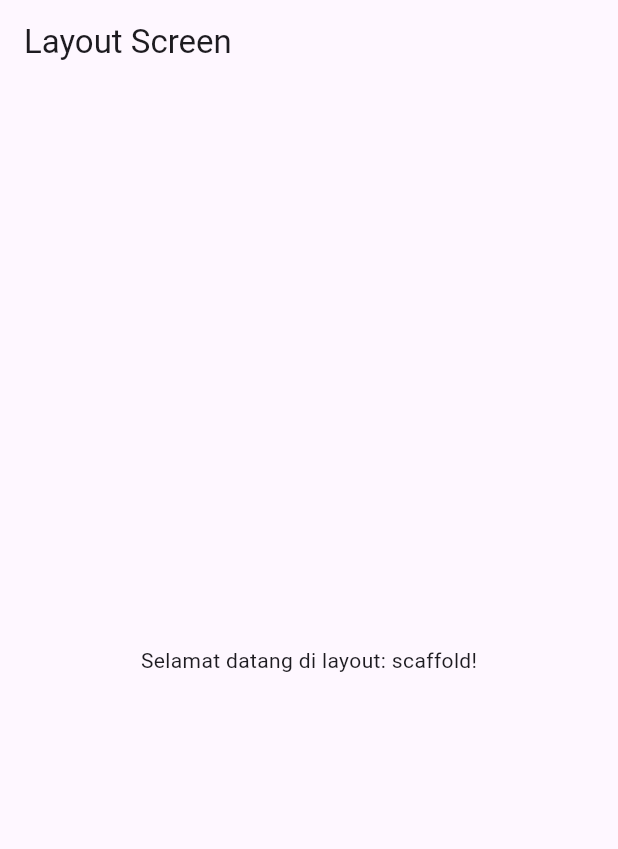
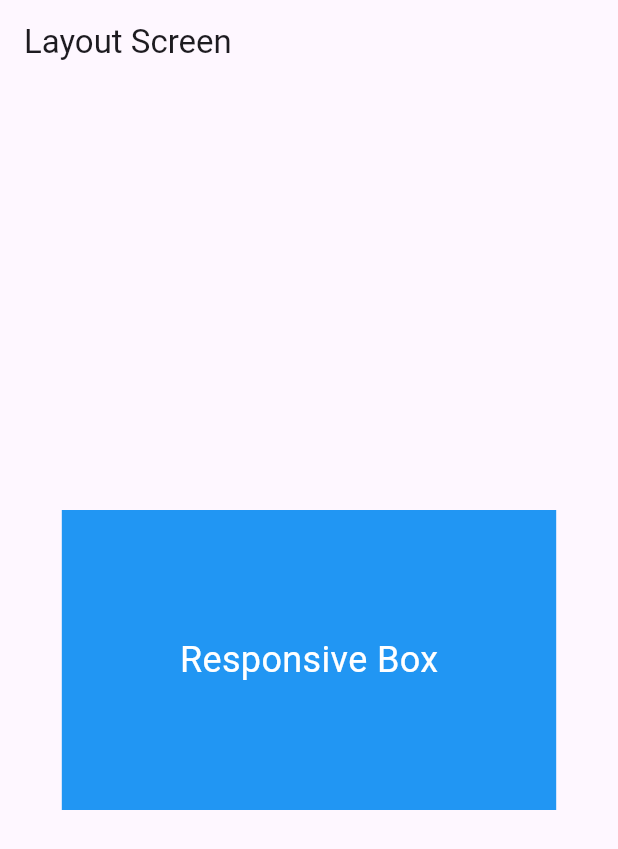
Before and after one commit to OrewaKimi/Flutter_Project, a Flutter app: the screen it shows after launch, on a phone screen of 412 x 824 dp. Shown: the top 849 px of the screen. Run offline on Flutter 3.47's test engine with Material 3 defaults, Android fonts, the phone set to English and light mode, and no system bars.

Commit message:
add page responsive box

```diff
--- a/belajar_layout/lib/main.dart
+++ b/belajar_layout/lib/main.dart
@@ -12,8 +12,19 @@ class MyApp extends StatelessWidget {
     return MaterialApp(
       home: Scaffold(
         appBar: AppBar(title: const Text('Layout Screen')),
-        body: const Center(child: Text('Selamat datang di layout: scaffold!')),
-      ),
-    );
+        body: Center(
+          child: Container(
+            width: MediaQuery.of(context).size.width * 0.8,
+            height: 200,
+            color: Colors.blue,
+            child: const Center(
+              child: Text(
+                'Responsive Box',
+                style: TextStyle(color: Colors.white, fontSize: 24),),
+              ),
+            ),
+          ),
+        ),
+      );
+    }
   }
-}
```
